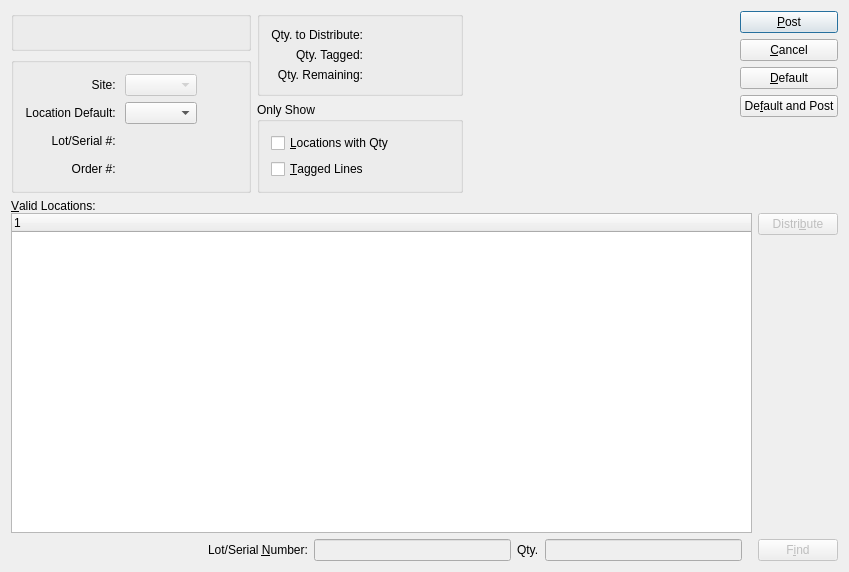
First picture: the form in guiclient/distributeInventory.ui, repository Pegasus-RPG/xtuple-client, before the edit.
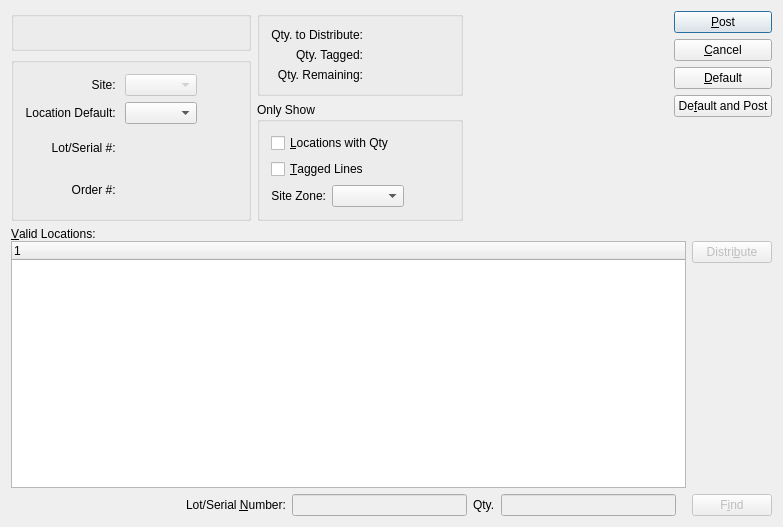
Second picture: the form after the edit. Custom widgets are drawn as their Qt base class.

Commit message: Issue #25702: Add Zone filter to location lists

```diff
--- a/guiclient/distributeInventory.ui
+++ b/guiclient/distributeInventory.ui
@@ -13,8 +13,8 @@
    <rect>
     <x>0</x>
     <y>0</y>
-    <width>849</width>
-    <height>572</height>
+    <width>783</width>
+    <height>527</height>
    </rect>
   </property>
   <property name="windowTitle">
@@ -234,7 +234,7 @@
             </item>
            </layout>
           </item>
-          <item row="2" column="0">
+          <item row="3" column="0">
            <widget class="QLabel" name="_lotSerialLit">
             <property name="text">
              <string>       Lot/Serial #: </string>
@@ -247,7 +247,7 @@
             </property>
            </widget>
           </item>
-          <item row="2" column="1">
+          <item row="3" column="1">
            <widget class="QLabel" name="_lotSerial">
             <property name="sizePolicy">
              <sizepolicy hsizetype="Expanding" vsizetype="Preferred">
@@ -263,7 +263,7 @@
             </property>
            </widget>
           </item>
-          <item row="3" column="0">
+          <item row="4" column="0">
            <widget class="QLabel" name="_orderLit">
             <property name="text">
              <string>Order #: </string>
@@ -276,7 +276,7 @@
             </property>
            </widget>
           </item>
-          <item row="3" column="1">
+          <item row="4" column="1">
            <widget class="QLabel" name="_order">
             <property name="sizePolicy">
              <sizepolicy hsizetype="Expanding" vsizetype="Preferred">
@@ -317,6 +317,43 @@
               </property>
              </widget>
             </item>
+            <item>
+             <layout class="QHBoxLayout" name="horizontalLayout">
+              <item>
+               <widget class="XLabel" name="_zoneLit">
+                <property name="frameShape">
+                 <enum>QFrame::NoFrame</enum>
+                </property>
+                <property name="text">
+                 <string>Site Zone:</string>
+                </property>
+                <property name="alignment">
+                 <set>Qt::AlignRight|Qt::AlignTrailing|Qt::AlignVCenter</set>
+                </property>
+               </widget>
+              </item>
+              <item>
+               <widget class="XComboBox" name="_zone">
+                <property name="allowNull">
+                 <bool>true</bool>
+                </property>
+               </widget>
+              </item>
+              <item>
+               <spacer name="horizontalSpacer">
+                <property name="orientation">
+                 <enum>Qt::Horizontal</enum>
+                </property>
+                <property name="sizeHint" stdset="0">
+                 <size>
+                  <width>40</width>
+                  <height>20</height>
+                 </size>
+                </property>
+               </spacer>
+              </item>
+             </layout>
+            </item>
             <item>
              <spacer name="verticalSpacer_2">
               <property name="orientation">
```
Left out of the diff: 4 changed lines with no effect on the pictures. The commit also changes 5 other files.
